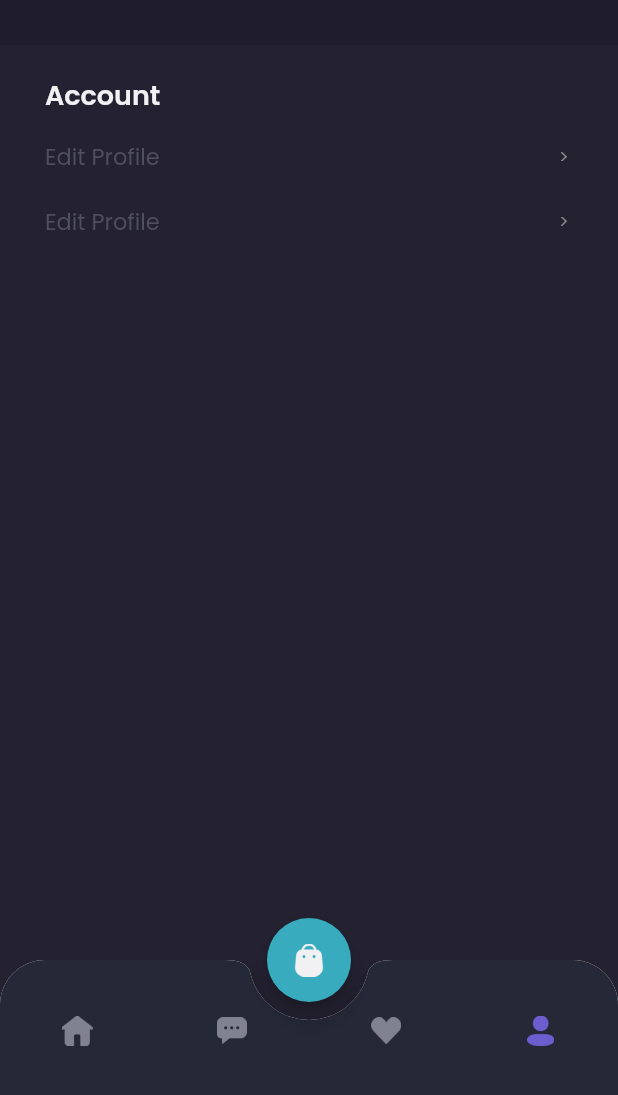
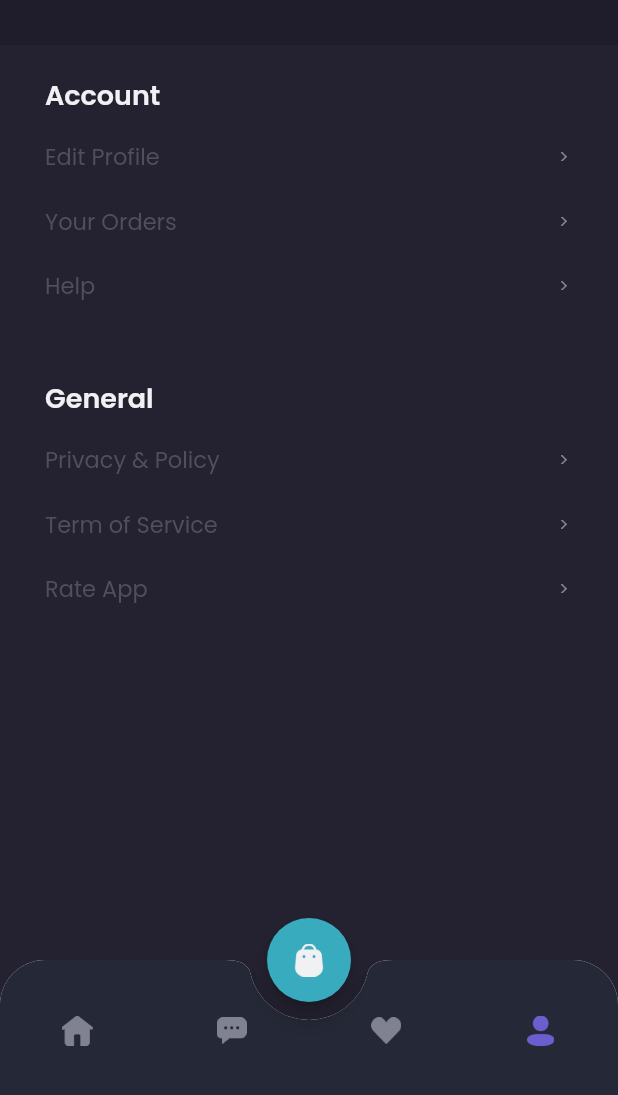
Before and after one commit to fahadhafizdev/shamo_app, a Flutter app: the screen it shows after launch, item 4 of the bottom bar chosen, on a phone screen of 412 x 824 dp, the part 141-1236 px from its top. Run offline on Flutter 3.47's test engine with Material 2 defaults, Android fonts, the phone set to English and light mode, and no system bars; our stand-ins replace google_fonts.

Commit message:
update profile_page.dart

```diff
--- a/lib/ui/page/home/profile_page.dart
+++ b/lib/ui/page/home/profile_page.dart
@@ -73,8 +73,21 @@ class ProfilePage extends StatelessWidget {
               ),
             ),
             SizedBox(height: 16),
-            CustomButtonProfile(),
-            CustomButtonProfile(),
+            CustomButtonProfile(text: 'Edit Profile'),
+            CustomButtonProfile(text: 'Your Orders'),
+            CustomButtonProfile(text: 'Help'),
+            SizedBox(height: defaultMargin),
+            Text(
+              'General',
+              style: whiteTextStyle.copyWith(
+                fontWeight: semiBold,
+                fontSize: 18,
+              ),
+            ),
+            SizedBox(height: 16),
+            CustomButtonProfile(text: 'Privacy & Policy'),
+            CustomButtonProfile(text: 'Term of Service'),
+            CustomButtonProfile(text: 'Rate App'),
           ],
         ),
       );
--- a/lib/ui/widget/custom_button_profile_widget.dart
+++ b/lib/ui/widget/custom_button_profile_widget.dart
@@ -2,6 +2,9 @@ import 'package:flutter/material.dart';
 import 'package:shamo_app/shared/theme.dart';
 
 class CustomButtonProfile extends StatelessWidget {
+  final String text;
+  CustomButtonProfile({this.text});
+
   @override
   Widget build(BuildContext context) {
     return Padding(
@@ -10,7 +13,7 @@ class CustomButtonProfile extends StatelessWidget {
         children: [
           Expanded(
             child: Text(
-              'Edit Profile',
+              text,
               style: blackTextStyle.copyWith(fontSize: 15),
             ),
           ),
```
